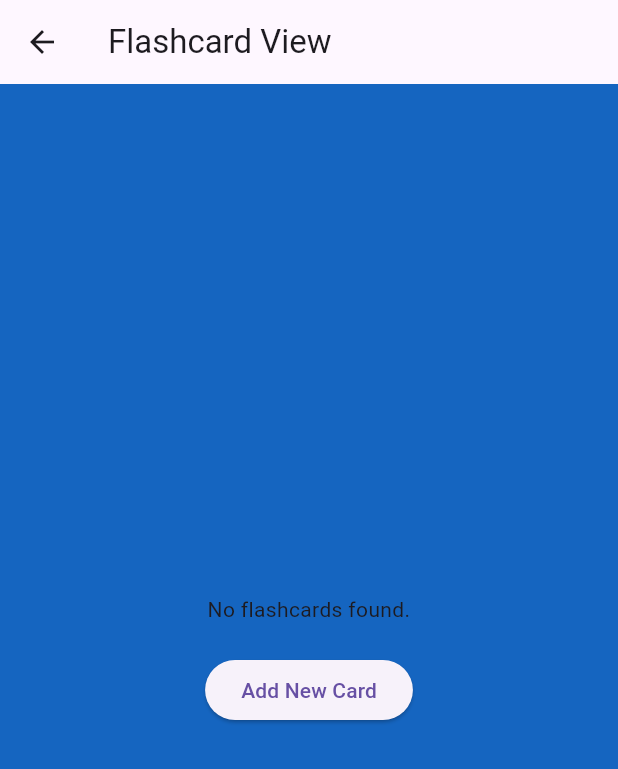
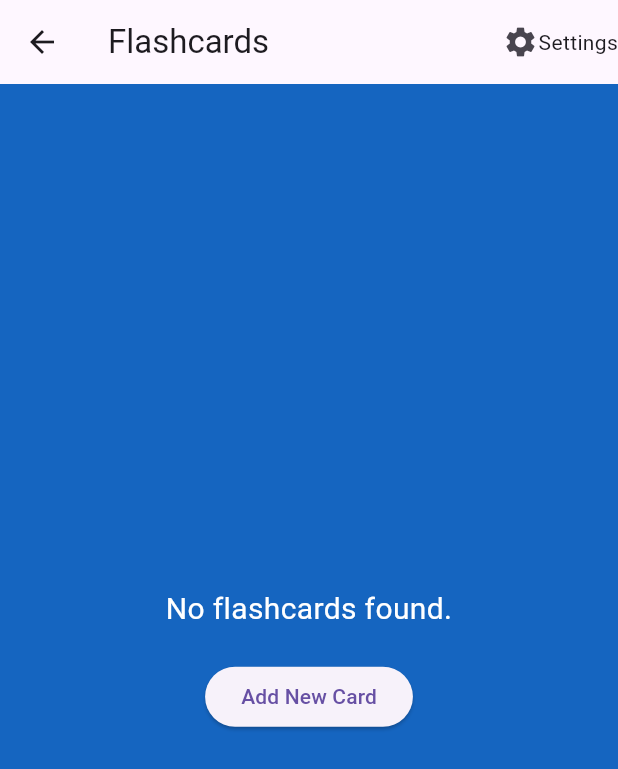
Before and after one commit to andrew5701/note_card_app, a Flutter app: the FlashcardView screen opened directly with empty values, on a phone screen of 412 x 824 dp. Shown: the top 769 px of the screen. Run offline on Flutter 3.47's test engine with Material 3 defaults, Android fonts, the phone set to English and light mode, and no system bars; our stand-ins replace cloud_firestore, firebase_auth, firebase_core, flip_card; accounts and stored records are empty.

Commit message:
feat: Updated flashcard appearance

```diff
--- a/lib/components/flashcard_view.dart
+++ b/lib/components/flashcard_view.dart
@@ -1,8 +1,14 @@
+import 'dart:math';
+
 import 'package:firebase_auth/firebase_auth.dart';
 import 'package:flutter/material.dart';
 import 'package:cloud_firestore/cloud_firestore.dart';
 import 'package:flip_card/flip_card.dart';
+import 'package:flutter/widgets.dart';
+import 'package:note_card_app/card_operations/delete_card.dart';
 import 'package:note_card_app/card_operations/new_card.dart';
+import 'package:note_card_app/card_operations/update_card.dart';
+import 'package:note_card_app/components/flashcard_groups.dart';
 
 class CardView extends StatelessWidget {
   final String text;
@@ -16,7 +22,11 @@ class CardView extends StatelessWidget {
       child: Center(
         child: Padding(
           padding: const EdgeInsets.all(16.0),
-          child: Text(text),
+          child: Text(text,
+              style: const TextStyle(
+                fontSize: 20,
+              ),),
+
         ),
       ),
     );
@@ -34,7 +44,7 @@ class FlashcardView extends StatefulWidget {
 }
 
 class _FlashcardViewState extends State<FlashcardView> {
-  List<Map<String, String>> flashcards = [];
+  List<Map<String, dynamic>> flashcards = [];
   String errorMessage = '';
   int currentIndex = 0;
 
@@ -58,7 +68,9 @@ class _FlashcardViewState extends State<FlashcardView> {
       QuerySnapshot querySnapshot = await FirebaseFirestore.instance
           .collection('users')
           .doc(userId)
-          .collection(widget.collectionName)
+          .collection('flashcard_groups')
+          .doc(widget.collectionName)
+          .collection('flashcards')
           .get();
 
       if (querySnapshot.docs.isEmpty) {
@@ -66,12 +78,18 @@ class _FlashcardViewState extends State<FlashcardView> {
           errorMessage = 'No flashcards found.';
         });
       } else {
-        List<Map<String, String>> fetchedFlashcards = querySnapshot.docs.map((doc) {
+        List<Map<String, dynamic>> fetchedFlashcards =
+            querySnapshot.docs.map((doc) {
           return {
-            'front': doc['front'] as String,
-            'back': doc['back'] as String,
+            'front': doc['front'],
+            'back': doc['back'],
+            'docId': doc.id,
+            'createdAt': doc['createdAt'],
           };
         }).toList();
+
+        fetchedFlashcards.sort((a, b) => (a['createdAt'] as Timestamp)
+            .compareTo(b['createdAt'] as Timestamp));
         setState(() {
           flashcards = fetchedFlashcards;
         });
@@ -97,13 +115,17 @@ class _FlashcardViewState extends State<FlashcardView> {
 
   Widget buildAddNewCardButton() {
     return ElevatedButton(
-      onPressed: () {
-        // Navigate to add new card screen
-        Navigator.push(
+      onPressed: () async {
+        await Navigator.push(
           context,
           MaterialPageRoute(
             builder: (context) => NewCard(
               collectionName: widget.collectionName,
+              onCardAdded: () {
+                setState(() {
+                  fetchFlashcards(); // Ensure this method updates the state with new data
+                });
+              },
             ),
           ),
         );
@@ -112,15 +134,93 @@ class _FlashcardViewState extends State<FlashcardView> {
     );
   }
 
+  void handleMenuAction(String value) async {
+    if (value == 'Update Card') {
+      await Navigator.push(
+        context,
+        MaterialPageRoute(
+          builder: (context) => UpdateCard(
+            front: flashcards[currentIndex]['front'] ?? '',
+            back: flashcards[currentIndex]['back'] ?? '',
+            collectionName: widget.collectionName,
+            documentName: flashcards[currentIndex]['docId'] ?? '',
+            onCardUpdated: () {
+              setState(() {
+                fetchFlashcards();
+              });
+            },
+          ),
+        ),
+      );
+    } else if (value == 'Add New Card') {
+      await Navigator.push(
+        context,
+        MaterialPageRoute(
+          builder: (context) => NewCard(
+            collectionName: widget.collectionName,
+            onCardAdded: () {
+              setState(() {
+                fetchFlashcards();
+              });
+            },
+          ),
+        ),
+      );
+    } else if (value == 'Delete Card') {
+      await Navigator.push(
+        context,
+        MaterialPageRoute(
+          builder: (context) => DeleteCard(
+            collectionName: widget.collectionName,
+            documentName: flashcards[currentIndex]['docId'] ?? '',
+            onCardDeleted: () {
+              setState(() {
+                fetchFlashcards();
+              });
+            },
+          ),
+        ),
+      );
+    } else if (value == 'Delete Group') {}
+  }
+
   @override
   Widget build(BuildContext context) {
     return Scaffold(
       appBar: AppBar(
-        leading: IconButton(
-          icon: Icon(Icons.arrow_back),
-          onPressed: () => Navigator.pop(context),
-        ),
-        title: const Text('Flashcard View'),
+        title: const Text('Flashcards'),
+        actions: <Widget>[
+          PopupMenuButton<String>(
+            onSelected: handleMenuAction,
+            child: const Row(
+              mainAxisSize: MainAxisSize.min,
+              children: <Widget>[
+                Icon(Icons.settings),
+                Text('Settings'),
+              ],
+            ),
+            itemBuilder: (BuildContext context) {
+              return flashcards.isEmpty
+                  ? {'Add New Card', 'Delete Group'}.map((String choice) {
+                      return PopupMenuItem<String>(
+                        value: choice,
+                        child: Text(choice),
+                      );
+                    }).toList()
+                  : {
+                      'Add New Card',
+                      'Update Card',
+                      'Delete Card',
+                      'Delete Group'
+                    }.map((String choice) {
+                      return PopupMenuItem<String>(
+                        value: choice,
+                        child: Text(choice),
+                      );
+                    }).toList();
+            },
+          ),
+        ],
       ),
       body: Center(
         child: flashcards.isEmpty
@@ -132,6 +232,10 @@ class _FlashcardViewState extends State<FlashcardView> {
                         ? errorMessage
                         : 'No flashcards created yet.',
                     textAlign: TextAlign.center,
+                    style: const TextStyle(
+                      color: Colors.white,
+                      fontSize: 20,
+                    )
                   ),
                   const SizedBox(height: 20),
                   buildAddNewCardButton(),
@@ -155,17 +259,57 @@ class _FlashcardViewState extends State<FlashcardView> {
                     ),
                   ),
                   const SizedBox(height: 20),
+                  Container(
+                    margin: const EdgeInsets.only(top: 50),
+                    child: Row(
+                      mainAxisAlignment: MainAxisAlignment.center,
+                      children: [
+                        Text(
+                          "${currentIndex + 1} / ${flashcards.length}",
+                          style: const TextStyle(
+                            color: Colors.white,
+                            fontSize: 25,
+                          ),
+                        ),
+                      ],
+                    ),
+                  ),
                   Row(
                     mainAxisAlignment: MainAxisAlignment.center,
                     children: [
-                      IconButton(
-                        icon: const Icon(Icons.arrow_left),
-                        onPressed: showPreviousCard,
+                      Container(
+                        margin: const EdgeInsets.only(top: 60, right: 20),
+                        decoration: const BoxDecoration(
+                          border: Border(
+                            top: BorderSide(width: 2.0, color: Colors.white),
+                            left: BorderSide(width: 2.0, color: Colors.white),
+                            bottom: BorderSide(width: 2.0, color: Colors.white),
+                            right: BorderSide(width: 2.0, color: Colors.white),
+                          ),
+                        ),
+                        child: IconButton(
+                          iconSize: 120,
+                          color: Colors.white,
+                          icon: const Icon(Icons.arrow_left),
+                          onPressed: showPreviousCard,
+                        ),
                       ),
-                      buildAddNewCardButton(),
-                      IconButton(
-                        icon: const Icon(Icons.arrow_right),
-                        onPressed: showNextCard,
+                      Container(
+                        margin: const EdgeInsets.only(top: 60, left: 20),
+                        decoration: const BoxDecoration(
+                          border: Border(
+                            top: BorderSide(width: 2.0, color: Colors.white),
+                            left: BorderSide(width: 2.0, color: Colors.white),
+                            bottom: BorderSide(width: 2.0, color: Colors.white),
+                            right: BorderSide(width: 2.0, color: Colors.white),
+                          ),
+                        ),
+                        child: IconButton(
+                          iconSize: 120,
+                          color: Colors.white,
+                          icon: const Icon(Icons.arrow_right),
+                          onPressed: showNextCard,
+                        ),
                       ),
                     ],
                   ),
```
